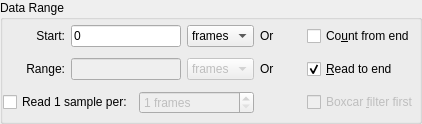
Kst-plot/kst, file src/widgets/datarange.ui: the form before one commit.
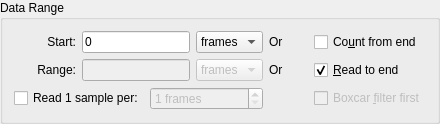
The form after the commit.

Diff of the .ui file:
```diff
--- a/src/widgets/datarange.ui
+++ b/src/widgets/datarange.ui
@@ -5,8 +5,8 @@
    <rect>
     <x>0</x>
     <y>0</y>
-    <width>422</width>
-    <height>124</height>
+    <width>440</width>
+    <height>119</height>
    </rect>
   </property>
   <property name="sizePolicy" >
@@ -40,18 +40,6 @@
       <string>Data Range</string>
      </property>
      <layout class="QGridLayout" >
-      <property name="leftMargin" >
-       <number>0</number>
-      </property>
-      <property name="topMargin" >
-       <number>0</number>
-      </property>
-      <property name="rightMargin" >
-       <number>0</number>
-      </property>
-      <property name="bottomMargin" >
-       <number>0</number>
-      </property>
       <item row="2" column="5" >
        <widget class="QCheckBox" name="_doFilter" >
         <property name="enabled" >
```
